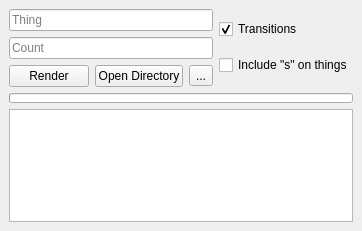
The window that mainwindow.ui (MrSuspicious0/bumblefuck) describes before a commit, drawn with Qt 5.
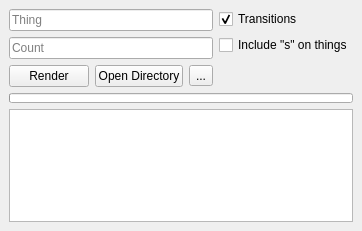
The same window after the commit. Icons and pictures are not drawn.

The edit to the form file:
```diff
--- a/mainwindow.ui
+++ b/mainwindow.ui
@@ -18,7 +18,7 @@
   </property>
   <property name="maximumSize">
    <size>
-    <width>362</width>
+    <width>364</width>
     <height>231</height>
    </size>
   </property>
@@ -118,6 +118,16 @@
           </property>
          </widget>
         </item>
+        <item>
+         <widget class="QLabel" name="lblEstimation">
+          <property name="text">
+           <string/>
+          </property>
+          <property name="alignment">
+           <set>Qt::AlignCenter</set>
+          </property>
+         </widget>
+        </item>
        </layout>
       </item>
      </layout>
```
